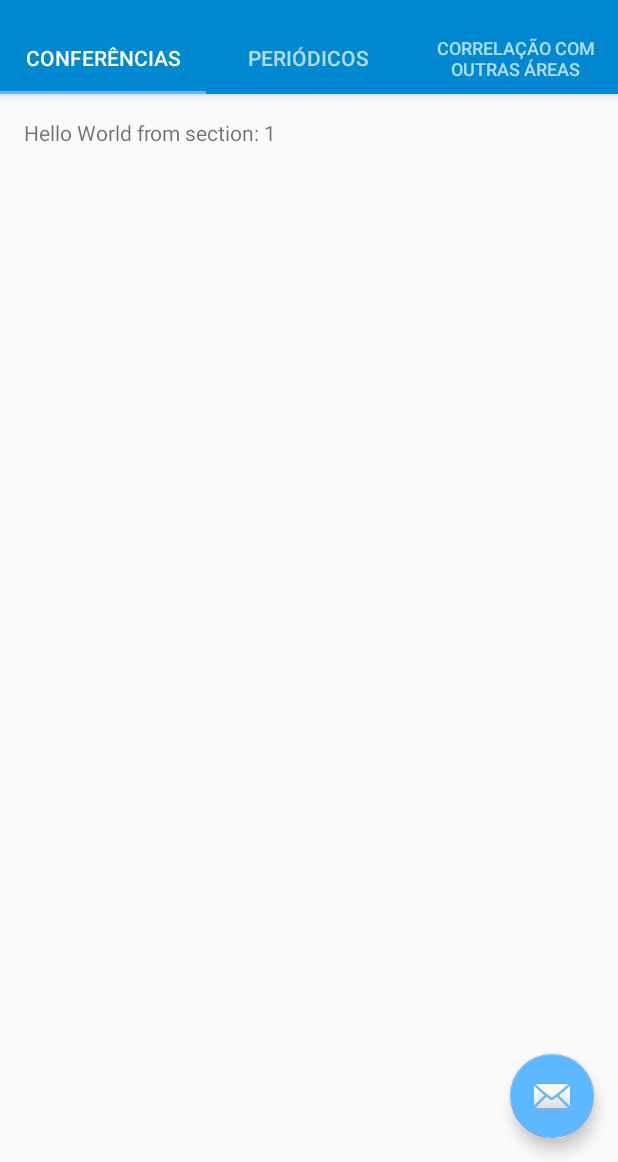
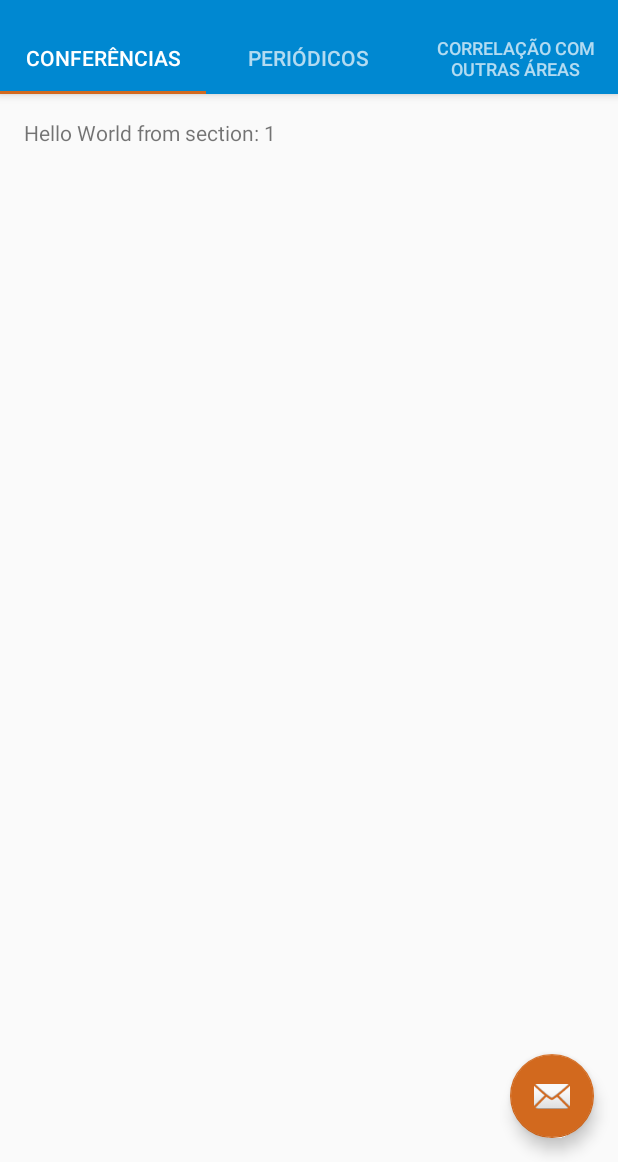
Before and after one commit to IgorJordany/Qualis, an Android app: the screen it shows after launch (MainActivity), on a phone screen of 412 x 824 dp, the part 74-1236 px from its top. Run offline under Robolectric (Android 15) with nearby library versions, the phone set to English and light mode, and no system bars.

Commit message:
Modificado cores de marcação de aba

```diff
--- a/app/src/main/res/menu/menu_main.xml
+++ b/app/src/main/res/menu/menu_main.xml
@@ -7,4 +7,9 @@
         android:orderInCategory="100"
         android:title="@string/action_settings"
         app:showAsAction="never" />
+    <item
+        android:id="@+id/action_about"
+        android:orderInCategory="100"
+        android:title="@string/action_about"
+        app:showAsAction="never" />
 </menu>
--- a/app/src/main/res/values/colors.xml
+++ b/app/src/main/res/values/colors.xml
@@ -2,7 +2,7 @@
 <resources>
     <color name="colorPrimary">#0088d1</color>
     <color name="colorPrimaryDark">#005b9f</color>
-    <color name="colorPrimaryLight">#5db8ff</color>
+    <color name="colorPrimaryLight">#D2691E</color>
 
     <color name="colorSecondary">#212121</color>
     <color name="colorSecondaryDark">#000000</color>
--- a/app/src/main/res/values/strings.xml
+++ b/app/src/main/res/values/strings.xml
@@ -5,6 +5,7 @@
     <string name="tab_text_2">Periódicos</string>
     <string name="tab_text_3">Correlação com Outras Áreas</string>
     <string name="action_settings">Configurações</string>
+    <string name="action_about">Sobre</string>
     <string name="section_format">Hello World from section: %1$d</string>
     <string name="title_activity_main">MainActivity</string>
 </resources>
```
